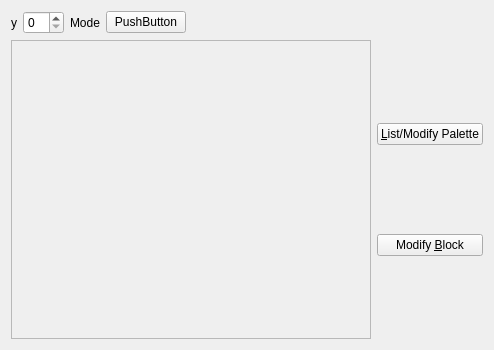
The window that src/blockshowui.ui (DreamHelium/dhlrc) describes before a commit, drawn with Qt 5.
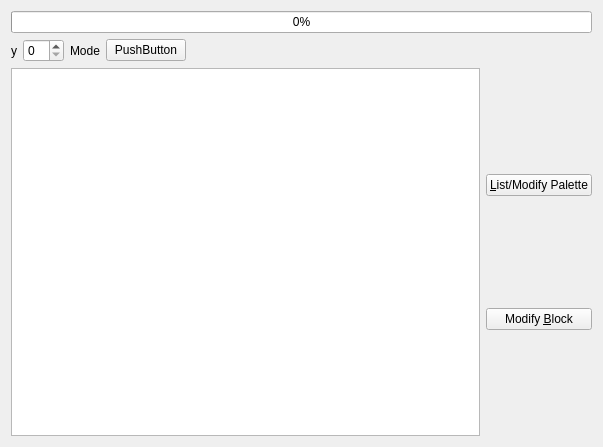
The same window after the commit.

Diff of the .ui file:
```diff
--- a/src/blockshowui.ui
+++ b/src/blockshowui.ui
@@ -6,14 +6,21 @@
    <rect>
     <x>0</x>
     <y>0</y>
-    <width>494</width>
-    <height>350</height>
+    <width>603</width>
+    <height>447</height>
    </rect>
   </property>
   <property name="windowTitle">
    <string>BlockShowUI</string>
   </property>
   <layout class="QVBoxLayout" name="verticalLayout">
+   <item>
+    <widget class="QProgressBar" name="progressBar">
+     <property name="value">
+      <number>0</number>
+     </property>
+    </widget>
+   </item>
    <item>
     <layout class="QHBoxLayout" name="horizontalLayout_2">
      <item>
@@ -58,20 +65,10 @@
    <item>
     <layout class="QHBoxLayout" name="horizontalLayout">
      <item>
-      <widget class="QScrollArea" name="scrollArea">
-       <property name="widgetResizable">
-        <bool>true</bool>
+      <widget class="QTableView" name="tableView">
+       <property name="selectionMode">
+        <enum>QAbstractItemView::SelectionMode::MultiSelection</enum>
        </property>
-       <widget class="QWidget" name="scrollAreaWidgetContents">
-        <property name="geometry">
-         <rect>
-          <x>0</x>
-          <y>0</y>
-          <width>338</width>
-          <height>290</height>
-         </rect>
-        </property>
-       </widget>
       </widget>
      </item>
      <item>
```
